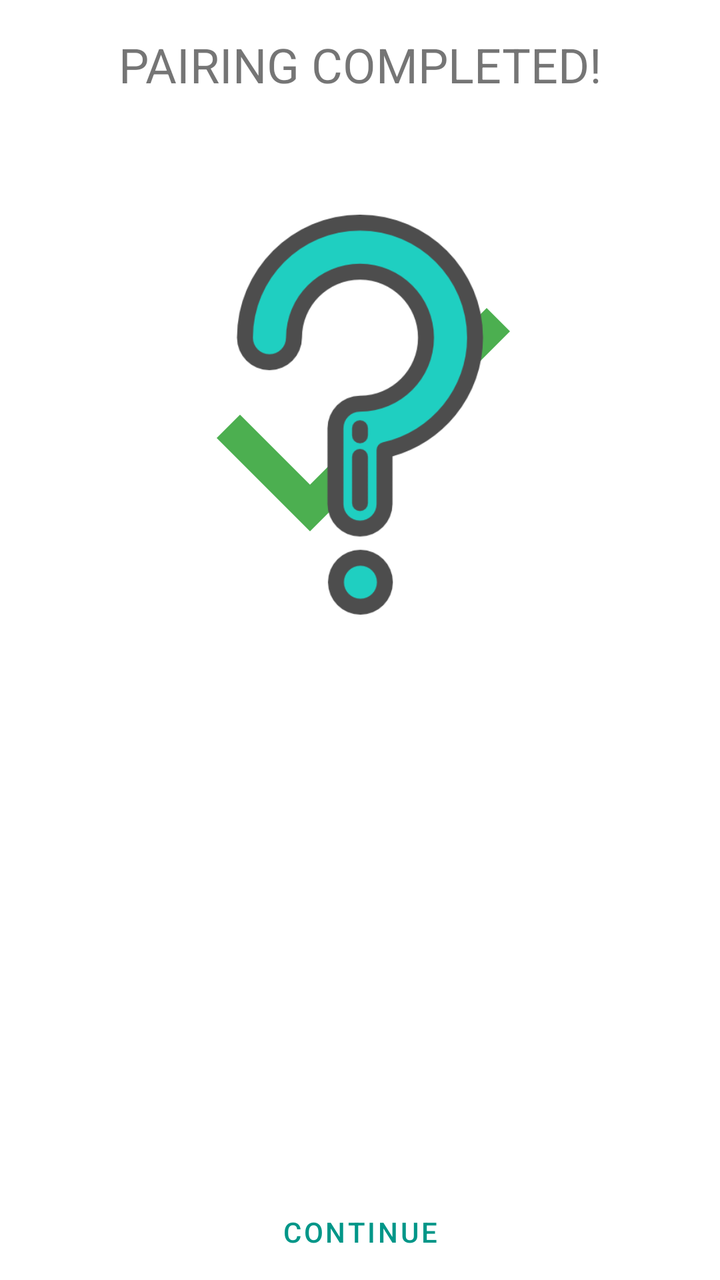
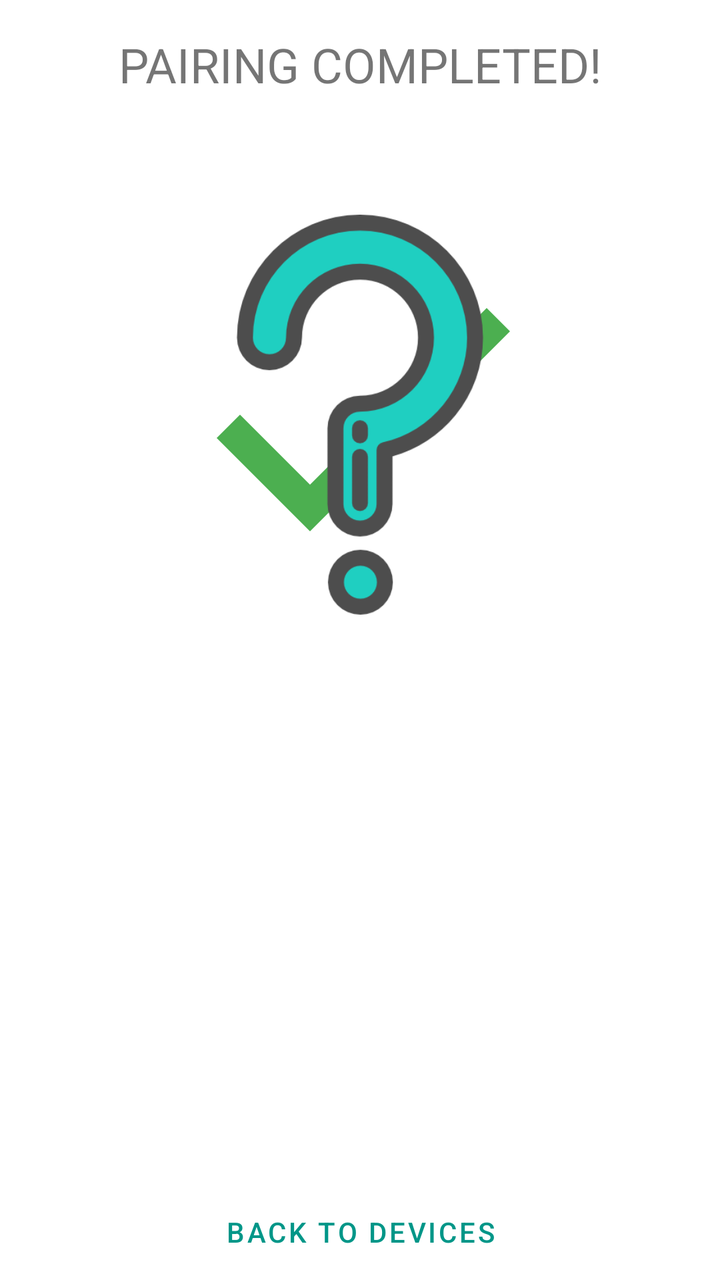

An Android layout rendered at two revisions. The XML below is the earlier revision; the diff shows what the commit changed to produce the second picture.
<!-- AndroidManifest.xml: application theme AppTheme -->
<!-- res/layout/fragment_pair_done.xml -->
<?xml version="1.0" encoding="utf-8"?>
<androidx.constraintlayout.widget.ConstraintLayout xmlns:app="http://schemas.android.com/apk/res-auto"
    xmlns:tools="http://schemas.android.com/tools"
    android:layout_height="match_parent"
    android:layout_width="match_parent"
    xmlns:android="http://schemas.android.com/apk/res/android">

    <TextView
        android:id="@+id/textView18"
        android:layout_width="wrap_content"
        android:layout_height="wrap_content"
        android:layout_marginTop="16dp"
        android:text="@string/paring_done_title"
        android:textSize="24sp"
        app:layout_constraintBottom_toBottomOf="parent"
        app:layout_constraintEnd_toEndOf="parent"
        app:layout_constraintStart_toStartOf="parent"
        app:layout_constraintTop_toTopOf="parent"
        app:layout_constraintVertical_bias="0.0" />

    <TextView
        android:id="@+id/pairing_completed_text_view"
        android:layout_width="0dp"
        android:layout_height="wrap_content"
        android:layout_marginStart="16dp"
        android:layout_marginLeft="16dp"
        android:layout_marginTop="8dp"
        android:layout_marginEnd="16dp"
        android:layout_marginRight="16dp"
        app:layout_constraintEnd_toEndOf="parent"
        app:layout_constraintStart_toStartOf="parent"
        app:layout_constraintTop_toBottomOf="@+id/textView18" />

    <ImageView
        android:id="@+id/pairDoneCheckIcon"
        android:layout_width="200dp"
        android:layout_height="200dp"
        android:layout_marginTop="32dp"
        android:contentDescription="@string/pairing_done_icon_description"
        app:layout_constraintEnd_toEndOf="parent"
        app:layout_constraintStart_toStartOf="parent"
        app:layout_constraintTop_toBottomOf="@+id/pairing_completed_text_view"
        app:srcCompat="@drawable/ic_done_black_24dp"
        app:tint="@color/green" />

    <Button
        android:id="@+id/pairDoneButton"
        style="@style/Widget.MaterialComponents.Button.TextButton"
        android:layout_width="0dp"
        android:layout_height="wrap_content"
        android:layout_marginStart="16dp"
        android:layout_marginLeft="16dp"
        android:layout_marginEnd="16dp"
        android:layout_marginRight="16dp"
        android:text="Continue"
        app:layout_constraintBottom_toBottomOf="parent"
        app:layout_constraintEnd_toEndOf="parent"
        app:layout_constraintStart_toStartOf="parent" />

    <ImageView
        android:id="@+id/questionMarkIcon"
        android:layout_width="200dp"
        android:layout_height="200dp"
        android:layout_marginTop="32dp"
        app:layout_constraintEnd_toEndOf="parent"
        app:layout_constraintStart_toStartOf="parent"
        app:layout_constraintTop_toBottomOf="@+id/pairing_completed_text_view"
        app:srcCompat="@drawable/question_mark" />

</androidx.constraintlayout.widget.ConstraintLayout>
<!-- resources referenced by this layout -->
<resources>
  <color name="green">#4CAF50</color>
  <!-- drawable ic_done_black_24dp (drawable) -->
  <vector xmlns:android="http://schemas.android.com/apk/res/android"
          android:width="24dp"
          android:height="24dp"
          android:viewportWidth="24.0"
          android:viewportHeight="24.0">
      <path
          android:fillColor="#FF000000"
          android:pathData="M9,16.2L4.8,12l-1.4,1.4L9,19 21,7l-1.4,-1.4L9,16.2z"/>
  </vector>
  <!-- drawable question_mark: png bitmap (drawable, 16677 bytes) -->
  <string name="pairing_done_icon_description">Pairing completed icon</string>
  <string name="paring_done_title">PAIRING COMPLETED!</string>
  <style name="AppTheme" parent="Theme.MaterialComponents.Light">
          <item name="colorPrimary">@color/colorPrimary</item>
          <item name="colorPrimaryDark">@color/colorPrimaryDark</item>
          <item name="colorPrimaryVariant">@color/colorPrimaryLight</item>
  
          <item name="colorSecondary">@color/colorAccent</item>
          <item name="colorSecondaryVariant">@color/colorSecondaryLight</item>
  
          <item name="windowActionBar">false</item>
          <item name="windowNoTitle">true</item>
      </style>
  <color name="colorPrimary">#009688</color>
  <color name="colorPrimaryDark">#00796B</color>
  <color name="colorPrimaryLight">#B2DFDB</color>
  <color name="colorAccent">#FFC107</color>
  <color name="colorSecondaryLight">#757575</color>
</resources>

<!-- the commit's change to res/layout/fragment_pair_done.xml (unified diff, before → after) -->
@@ -52,7 +52,7 @@
         android:layout_marginLeft="16dp"
         android:layout_marginEnd="16dp"
         android:layout_marginRight="16dp"
-        android:text="Continue"
+        android:text="@string/pair_done_back"
         app:layout_constraintBottom_toBottomOf="parent"
         app:layout_constraintEnd_toEndOf="parent"
         app:layout_constraintStart_toStartOf="parent" />
<!-- resource entries referenced after the edit -->
@@ -12,6 +12,7 @@
           android:pathData="M9,16.2L4.8,12l-1.4,1.4L9,19 21,7l-1.4,-1.4L9,16.2z"/>
   </vector>
   <!-- drawable question_mark: png bitmap (drawable, 16677 bytes) -->
+  <string name="pair_done_back">Back to devices</string>
   <string name="pairing_done_icon_description">Pairing completed icon</string>
   <string name="paring_done_title">PAIRING COMPLETED!</string>
   <style name="AppTheme" parent="Theme.MaterialComponents.Light">
